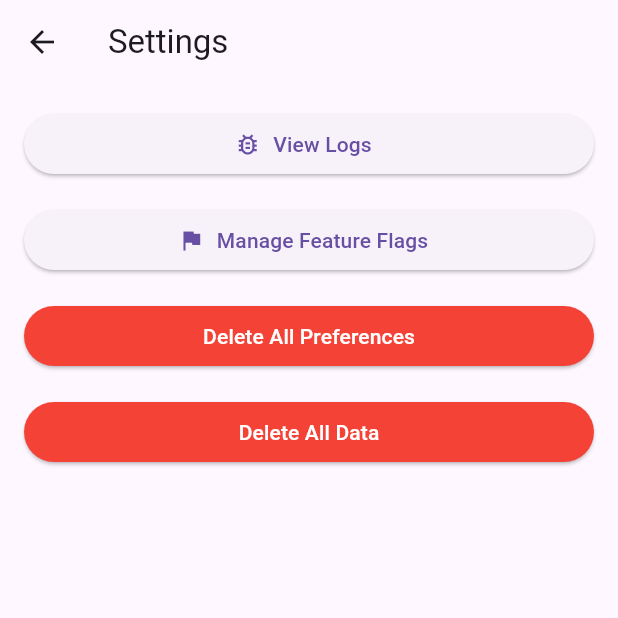
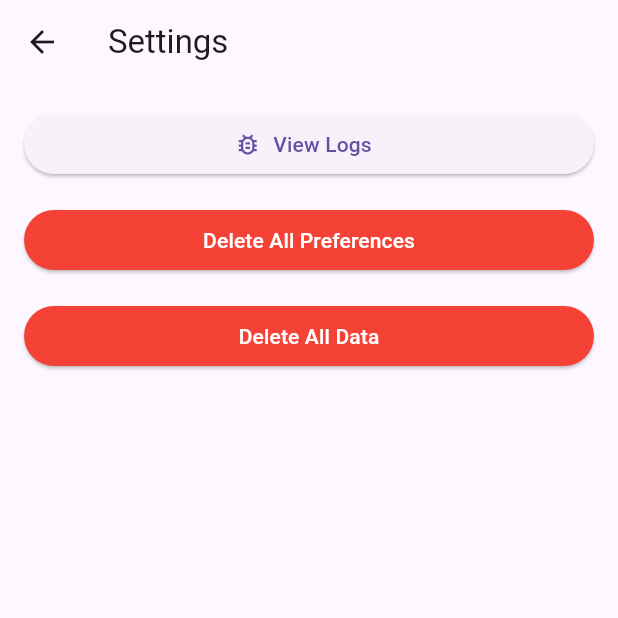
Before and after one commit to tianhaoz95/moollama, a Flutter app: the screen it shows after launch, in the side drawer, after a tap on the "settings" icon, on a phone screen of 412 x 824 dp, the top half of it. Run offline on Flutter 3.47's test engine with Material 3 defaults, Android fonts, the phone set to English and light mode, and no system bars; our stand-ins replace card_loading, dio, multi_select_flutter, share_plus, shared_preferences, speech_to_text and 2 more; missing offline and left inert: cactus, feedback, flutter_email_sender, html2md, restart_app, sanitize_html and 2 more; accounts and stored records are empty.

Commit message:
feat: Remove feature_flags package and use native implementation (#104)

```diff
--- a/lib/home_page.dart
+++ b/lib/home_page.dart
@@ -10,7 +10,7 @@ import 'package:speech_to_text/speech_to_text.dart' as stt;
 import 'package:talker_flutter/talker_flutter.dart';
 import 'package:share_plus/share_plus.dart';
 import 'package:moollama/agent_helper.dart';
-import 'package:feature_flags/feature_flags.dart';
+
 import 'package:multi_select_flutter/multi_select_flutter.dart';
 import 'package:shake/shake.dart';
 import 'package:feedback/feedback.dart';
--- a/lib/main.dart
+++ b/lib/main.dart
@@ -3,7 +3,7 @@ import 'package:shared_preferences/shared_preferences.dart';
 import 'package:moollama/database_helper.dart';
 import 'package:moollama/home_page.dart'; // Import the new home page
 import 'package:feedback/feedback.dart';
-import 'package:feature_flags/feature_flags.dart';
+
 import 'package:talker_flutter/talker_flutter.dart'; // Import talker
 
 final talker = TalkerFlutter.init(); // Global talker instance
@@ -46,9 +46,7 @@ class MyApp extends StatelessWidget {
     return ValueListenableBuilder<ThemeMode>(
       valueListenable: themeNotifier,
       builder: (context, currentMode, child) {
-        return Features(
-          flags: const [], // No features enabled by default
-          child: MaterialApp(
+        return MaterialApp(
             debugShowCheckedModeBanner: false,
             theme: ThemeData.light(),
             darkTheme: ThemeData.dark().copyWith(
@@ -56,8 +54,7 @@ class MyApp extends StatelessWidget {
             ),
             themeMode: currentMode,
             home: SecretAgentHome(themeNotifier: themeNotifier, talker: talker), // Pass themeNotifier and talker
-          ),
-        );
+          );
       },
     );
   }
--- a/lib/settings_page.dart
+++ b/lib/settings_page.dart
@@ -3,7 +3,7 @@ import 'package:moollama/database_helper.dart';
 import 'package:shared_preferences/shared_preferences.dart';
 import 'package:restart_app/restart_app.dart';
 import 'package:talker_flutter/talker_flutter.dart';
-import 'package:feature_flags/feature_flags.dart';
+
 
 class SettingsPage extends StatelessWidget {
   final int? agentId;
@@ -41,23 +41,7 @@ class SettingsPage extends StatelessWidget {
                 },
               ),
             ),
-            const SizedBox(height: 16),
-            SizedBox(
-              width: double.infinity,
-              child: ElevatedButton.icon(
-                icon: const Icon(Icons.flag),
-                label: const Text('Manage Feature Flags'),
-                onPressed: () {
-                  DebugFeatures.show(
-                    context,
-                    availableFeatures: [
-                      Feature('DECREMENT', name: 'Decrement'),
-                      Feature('RESET', name: 'Reset'),
-                    ],
-                  );
-                },
-              ), // Corrected: Removed extra '\n' here
-            ),
+
             const SizedBox(height: 16),
             SizedBox(
               width: double.infinity,
--- a/pubspec.yaml
+++ b/pubspec.yaml
@@ -48,7 +48,7 @@ dependencies:
   html2md: ^1.3.2
   talker_flutter: ^5.0.0
   flutter_email_sender: ^7.0.0
-  feature_flags: ^0.1.4
+
   multi_select_flutter: ^4.1.3 # Added this line
   shake: ^2.2.0 # Add shake package
   feedback: ^3.0.0 # Add feedback package
```
Also changed, not shown: pubspec.lock.
